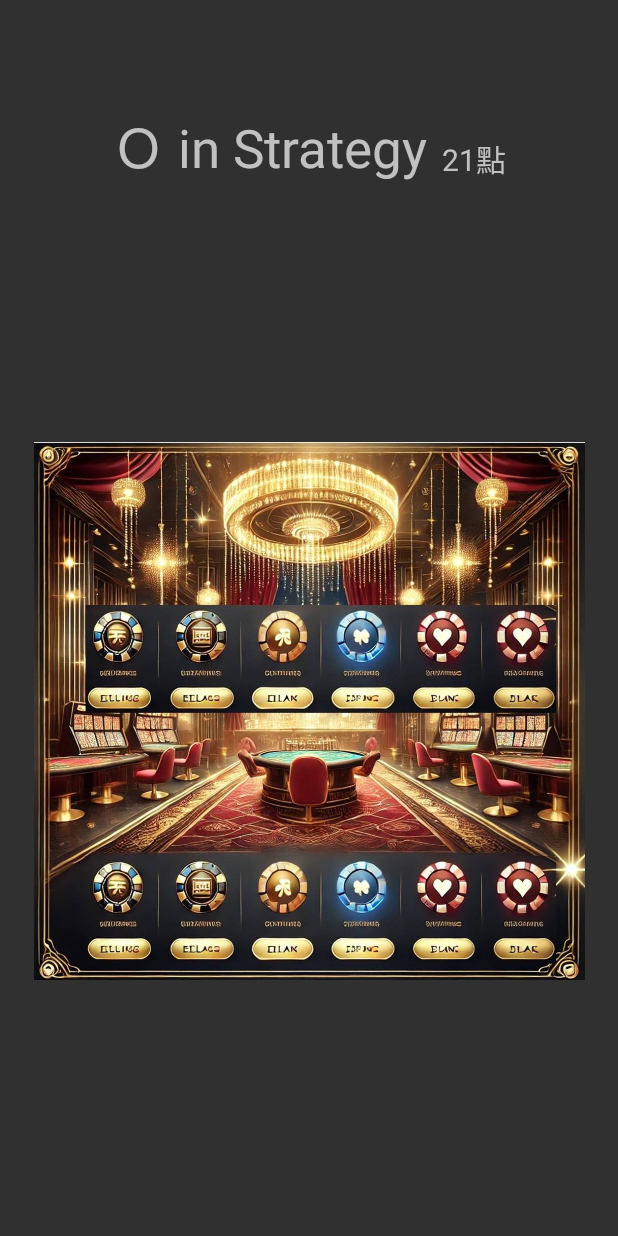
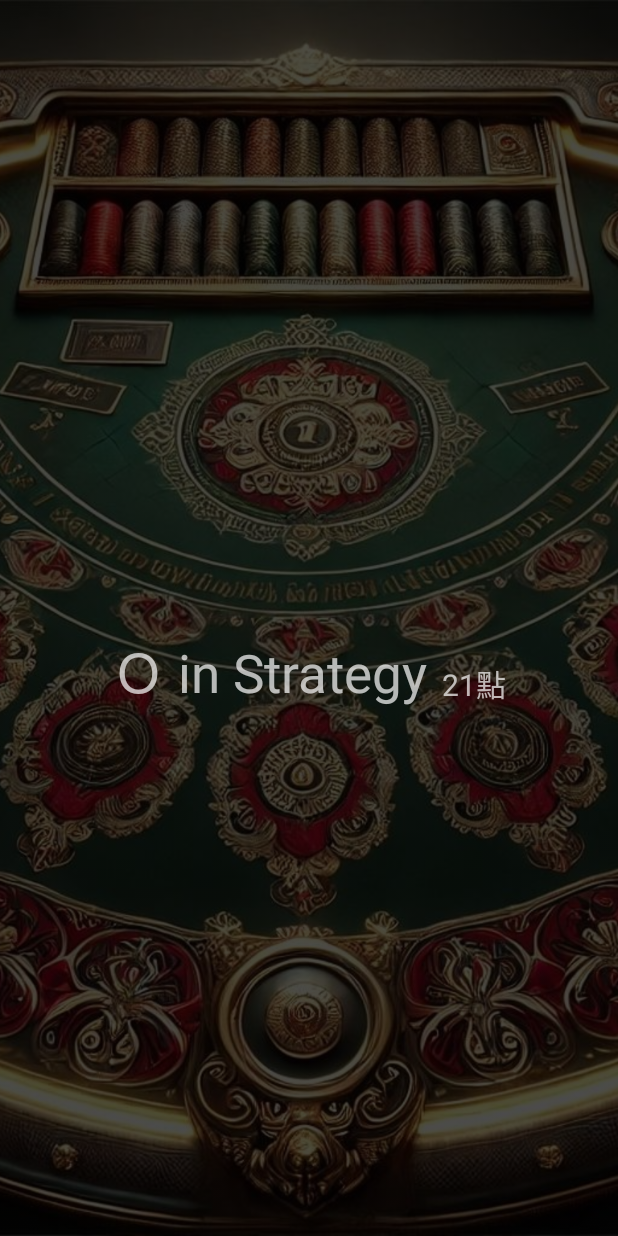
Before and after one commit to ronaldshaooo/113HW-OSApp, an Android app: the layout activity_splash.xml on its own in the app's theme, with its tools: preview values and no code run, on a phone screen of 412 x 824 dp. Run offline under Robolectric (Android 15) with nearby library versions, the phone set to English and light mode, and no system bars.

Commit message:
更新起始畫面

```diff
--- a/app/src/main/res/layout/activity_splash.xml
+++ b/app/src/main/res/layout/activity_splash.xml
@@ -9,20 +9,20 @@
 
     <ImageView
         android:id="@+id/splash"
-        android:layout_width="367dp"
-        android:layout_height="657dp"
+        android:layout_width="wrap_content"
+        android:layout_height="wrap_content"
+        android:adjustViewBounds="false"
+        android:scaleType="centerCrop"
+        android:tint="#B3000000"
         app:layout_constraintBottom_toBottomOf="parent"
         app:layout_constraintEnd_toEndOf="parent"
         app:layout_constraintStart_toStartOf="parent"
-        app:layout_constraintTop_toBottomOf="@+id/linearLayout2"
-        app:srcCompat="@drawable/wallpaper" />
+        app:srcCompat="@drawable/activity_select_bet_amount" />
 
     <LinearLayout
         android:id="@+id/linearLayout2"
         android:layout_width="wrap_content"
         android:layout_height="wrap_content"
-        android:layout_marginTop="-100dp"
-        android:layout_marginBottom="600dp"
         android:orientation="horizontal"
         app:layout_constraintBottom_toBottomOf="parent"
         app:layout_constraintEnd_toEndOf="parent"
```
